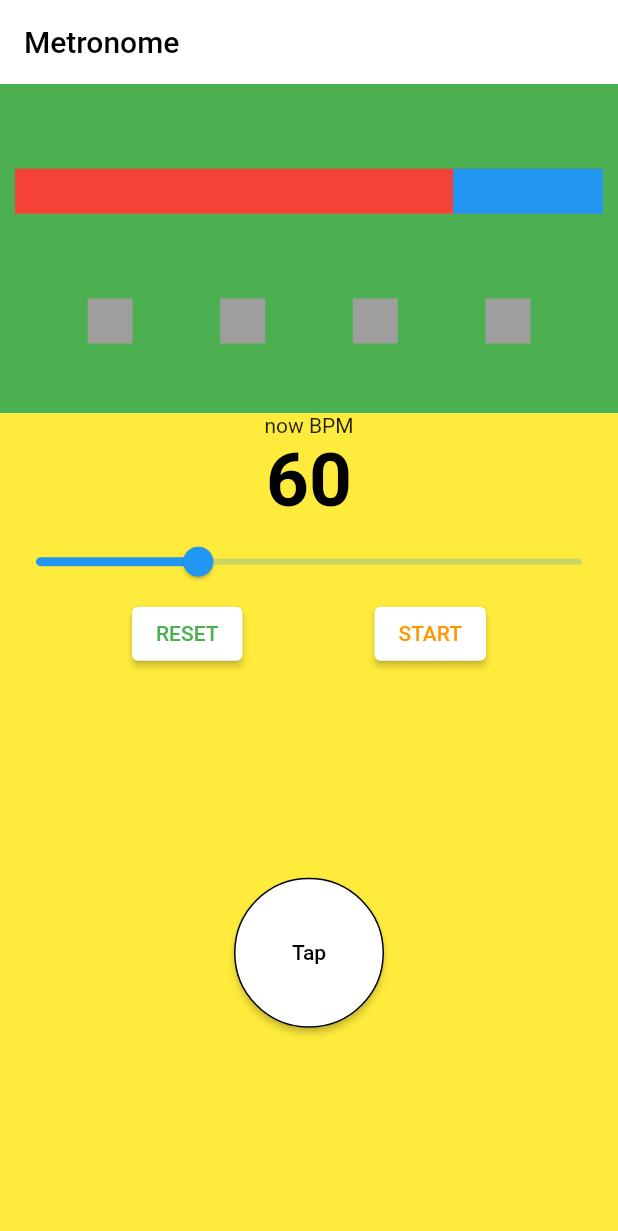
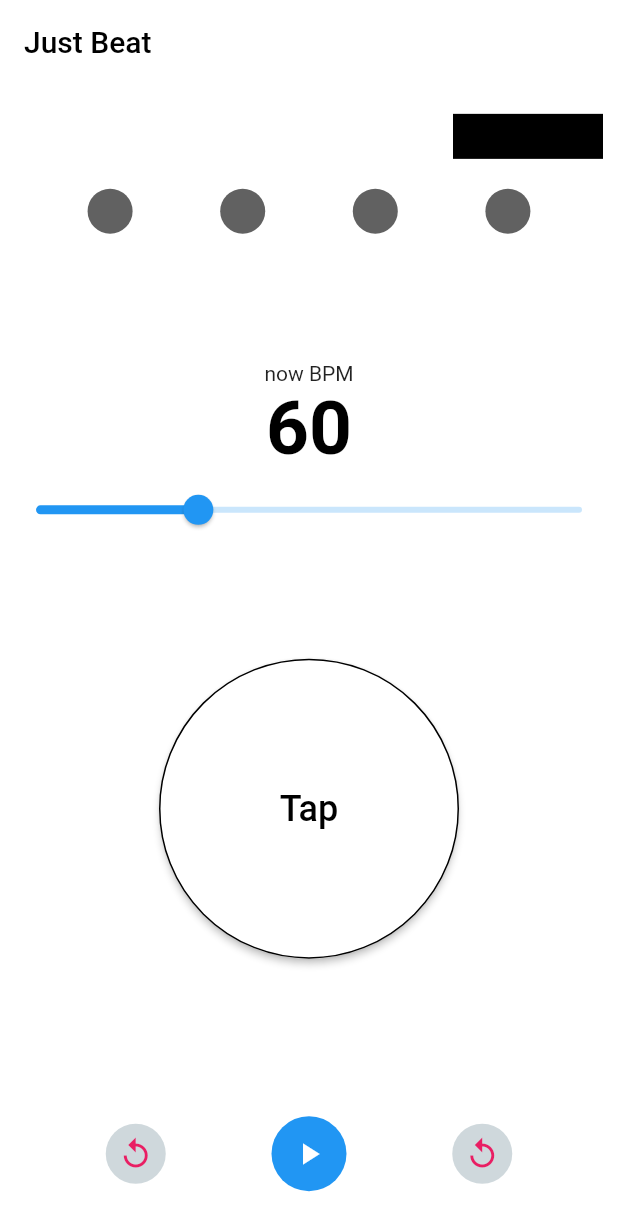
Before and after one commit to yuto90/metronome, a Flutter app: the screen it shows after launch, on a phone screen of 412 x 824 dp. Shown: the top 1231 px of the screen. Run offline on Flutter 3.47's test engine with Material 2 defaults, Android fonts, the light colour scheme and no system bars; missing offline and left inert: soundpool.

Commit message:
レイアウトを調整

```diff
--- a/lib/home/home.dart
+++ b/lib/home/home.dart
@@ -12,7 +12,7 @@ class Home extends StatelessWidget {
           return Scaffold(
             appBar: AppBar(
               title: Text(
-                'Metronome',
+                'Just Beat',
                 style: TextStyle(color: Colors.black),
               ),
               backgroundColor: Colors.white,
@@ -23,10 +23,11 @@ class Home extends StatelessWidget {
               child: Column(
                 mainAxisAlignment: MainAxisAlignment.center,
                 children: <Widget>[
+                  //! ---------------------------------------------------------------
                   Expanded(
                     flex: 2,
                     child: Container(
-                      color: Colors.green,
+                      color: Colors.white, // Expandedの色
                       child: Column(
                         mainAxisAlignment: MainAxisAlignment.center,
                         children: [
@@ -34,7 +35,7 @@ class Home extends StatelessWidget {
                           Padding(
                             padding: const EdgeInsets.all(10.0),
                             child: Container(
-                              color: Colors.red,
+                              color: Colors.white,
                               child: AnimatedAlign(
                                 alignment: model.alignment,
                                 duration:
@@ -42,7 +43,7 @@ class Home extends StatelessWidget {
                                 child: Container(
                                   width: 100,
                                   height: 30,
-                                  color: Colors.blue,
+                                  color: Colors.black,
                                 ),
                                 curve: Curves.easeInOut,
                               ),
@@ -55,33 +56,45 @@ class Home extends StatelessWidget {
                               Container(
                                 width: 30,
                                 height: 30,
+                                decoration: BoxDecoration(
                                   color: model.nowBeat == 1
                                       ? Colors.blue
-                                    : Colors.grey,
+                                      : Colors.grey[700],
+                                  shape: BoxShape.circle,
+                                ),
                               ),
                               Spacer(),
                               Container(
                                 width: 30,
                                 height: 30,
+                                decoration: BoxDecoration(
                                   color: model.nowBeat == 2
                                       ? Colors.blue
-                                    : Colors.grey,
+                                      : Colors.grey[700],
+                                  shape: BoxShape.circle,
+                                ),
                               ),
                               Spacer(),
                               Container(
                                 width: 30,
                                 height: 30,
+                                decoration: BoxDecoration(
                                   color: model.nowBeat == 3
                                       ? Colors.blue
-                                    : Colors.grey,
+                                      : Colors.grey[700],
+                                  shape: BoxShape.circle,
+                                ),
                               ),
                               Spacer(),
                               Container(
                                 width: 30,
                                 height: 30,
+                                decoration: BoxDecoration(
                                   color: model.nowBeat == 4
                                       ? Colors.blue
-                                    : Colors.grey,
+                                      : Colors.grey[700],
+                                  shape: BoxShape.circle,
+                                ),
                               ),
                               Spacer(),
                             ],
@@ -91,13 +104,15 @@ class Home extends StatelessWidget {
                       ),
                     ),
                   ),
+                  //! ---------------------------------------------------------------
                   Expanded(
-                    flex: 5,
+                    flex: 10,
                     child: Container(
-                      color: Colors.yellow, // Expandedの色
+                      color: Colors.white, // Expandedの色
                       child: Column(
                         mainAxisAlignment: MainAxisAlignment.start,
                         children: [
+                          Spacer(),
                           Text(
                             'now BPM',
                           ),
@@ -121,44 +136,15 @@ class Home extends StatelessWidget {
                               model.changeTempo(value);
                             },
                           ),
-                          Row(
-                            children: [
-                              Spacer(),
-                              ElevatedButton(
-                                onPressed: model.metronomeReset,
-                                child: Text(
-                                  'RESET',
-                                  style: TextStyle(
-                                    color: Colors.green,
-                                  ),
-                                ),
-                                style: ElevatedButton.styleFrom(
-                                  primary: Colors.white, //ボタンの背景色
-                                ),
-                              ),
-                              Spacer(),
-                              ElevatedButton(
-                                onPressed: model.toggleMetronome,
-                                child: Text(
-                                  model.run ? 'STOP' : 'START',
-                                  style: TextStyle(
-                                    color:
-                                        model.run ? Colors.blue : Colors.orange,
-                                  ),
-                                ),
-                                style: ElevatedButton.styleFrom(
-                                  primary: Colors.white, //ボタンの背景色
-                                ),
-                              ),
-                              Spacer(),
-                            ],
-                          ),
                           Spacer(),
                           SizedBox(
-                            height: 100,
-                            width: 100,
+                            height: 200,
+                            width: 200,
                             child: ElevatedButton(
-                              child: const Text('Tap'),
+                              child: const Text(
+                                'Tap',
+                                style: TextStyle(fontSize: 24),
+                              ),
                               style: ElevatedButton.styleFrom(
                                 primary: Colors.white,
                                 onPrimary: Colors.black,
@@ -178,6 +164,61 @@ class Home extends StatelessWidget {
                       ),
                     ),
                   ),
+                  //! ---------------------------------------------------------------
+                  Expanded(
+                    flex: 2,
+                    child: Container(
+                      color: Colors.white, // Expandedの色
+                      child: Row(
+                        children: [
+                          Spacer(),
+                          SizedBox(
+                            height: 40,
+                            width: 40,
+                            child: FloatingActionButton(
+                              backgroundColor: Colors.blueGrey[100],
+                              mini: true, // trueにするととで小さくなる
+                              onPressed: model.metronomeReset,
+                              elevation: 0, // 通常時のエレベーション
+                              hoverElevation: 0, // マウスホバー時のエレベーション
+                              highlightElevation: 0, // ボタン押下時のエレベーション
+                              child: Icon(Icons.replay, color: Colors.pink),
+                            ),
+                          ),
+                          Spacer(),
+                          SizedBox(
+                            height: 50,
+                            width: 50,
+                            child: FloatingActionButton(
+                              mini: true, // trueにするととで小さくなる
+                              onPressed: model.toggleMetronome,
+                              elevation: 0, // 通常時のエレベーション
+                              hoverElevation: 0, // マウスホバー時のエレベーション
+                              highlightElevation: 0, // ボタン押下時のエレベーション
+                              child: model.run
+                                  ? Icon(Icons.stop, color: Colors.white)
+                                  : Icon(Icons.play_arrow, color: Colors.white),
+                            ),
+                          ),
+                          Spacer(),
+                          SizedBox(
+                            height: 40,
+                            width: 40,
+                            child: FloatingActionButton(
+                              backgroundColor: Colors.blueGrey[100],
+                              mini: true, // trueにするととで小さくなる
+                              onPressed: model.metronomeReset,
+                              elevation: 0, // 通常時のエレベーション
+                              hoverElevation: 0, // マウスホバー時のエレベーション
+                              highlightElevation: 0, // ボタン押下時のエレベーション
+                              child: Icon(Icons.replay, color: Colors.pink),
+                            ),
+                          ),
+                          Spacer(),
+                        ],
+                      ),
+                    ),
+                  ),
                 ],
               ),
             ),
--- a/lib/home/home_model.dart
+++ b/lib/home/home_model.dart
@@ -71,6 +71,10 @@ class HomeModel extends ChangeNotifier {
       t.cancel();
     }
     clickPool.play(click); // 一拍の音`
+
+    // click時の時間を格納
+    DateTime now = DateTime.now();
+
     stepBeat();
 
     if (this.alignment == Alignment.bottomRight) {
@@ -102,7 +106,5 @@ class HomeModel extends ChangeNotifier {
   }
 
   // ボタンをタップした時
-  void tap() {
-    //if(tempoDuration)
-  }
+  void tap() {}
 }
--- a/lib/main.dart
+++ b/lib/main.dart
@@ -11,6 +11,7 @@ class Metronome extends StatelessWidget {
   Widget build(BuildContext context) {
     return MaterialApp(
       title: 'metronome',
+      debugShowCheckedModeBanner: false,
       theme: ThemeData(
         primarySwatch: Colors.blue,
         visualDensity: VisualDensity.adaptivePlatformDensity,
```
Lines whose indentation alone changed are shown as unchanged.
